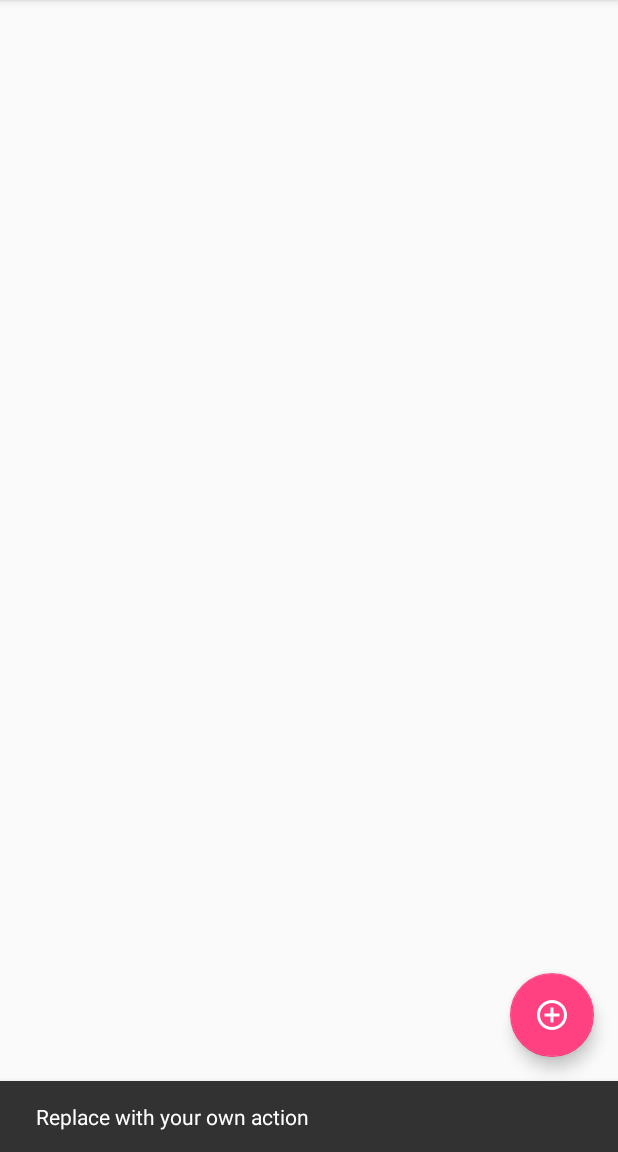
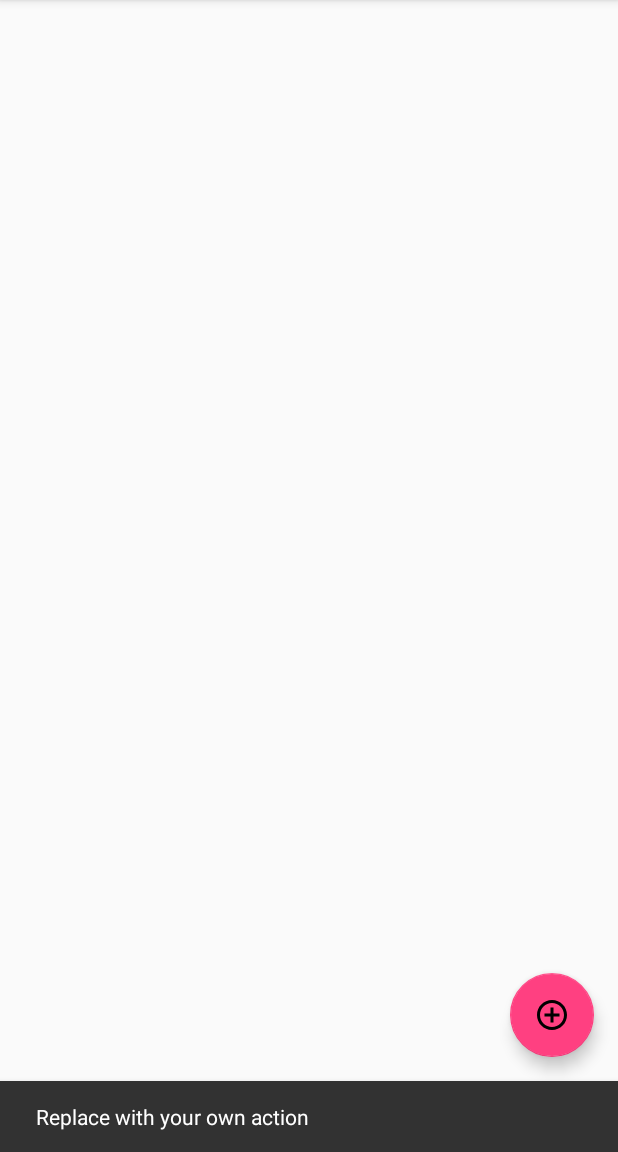
Before and after one commit to makgumus/SmartPlug, an Android app: the screen it shows after launch (MainActivity), after a tap on an icon or button, on a phone screen of 412 x 824 dp, the part 84-1236 px from its top. Run offline under Robolectric (Android 15) with nearby library versions, the phone set to English and light mode, and no system bars.

Commit message:
constructions for using the vector asset file Build Gradle

```diff
--- a/app/src/main/res/drawable/ic_add_circle_outline_black_24dp.xml
+++ b/app/src/main/res/drawable/ic_add_circle_outline_black_24dp.xml
@@ -4,6 +4,6 @@
         android:viewportWidth="24.0"
         android:viewportHeight="24.0">
     <path
-        android:fillColor="#ffffff"
+        android:fillColor="#000000"
         android:pathData="M13,7h-2v4L7,11v2h4v4h2v-4h4v-2h-4L13,7zM12,2C6.48,2 2,6.48 2,12s4.48,10 10,10 10,-4.48 10,-10S17.52,2 12,2zM12,20c-4.41,0 -8,-3.59 -8,-8s3.59,-8 8,-8 8,3.59 8,8 -3.59,8 -8,8z"/>
 </vector>
```
